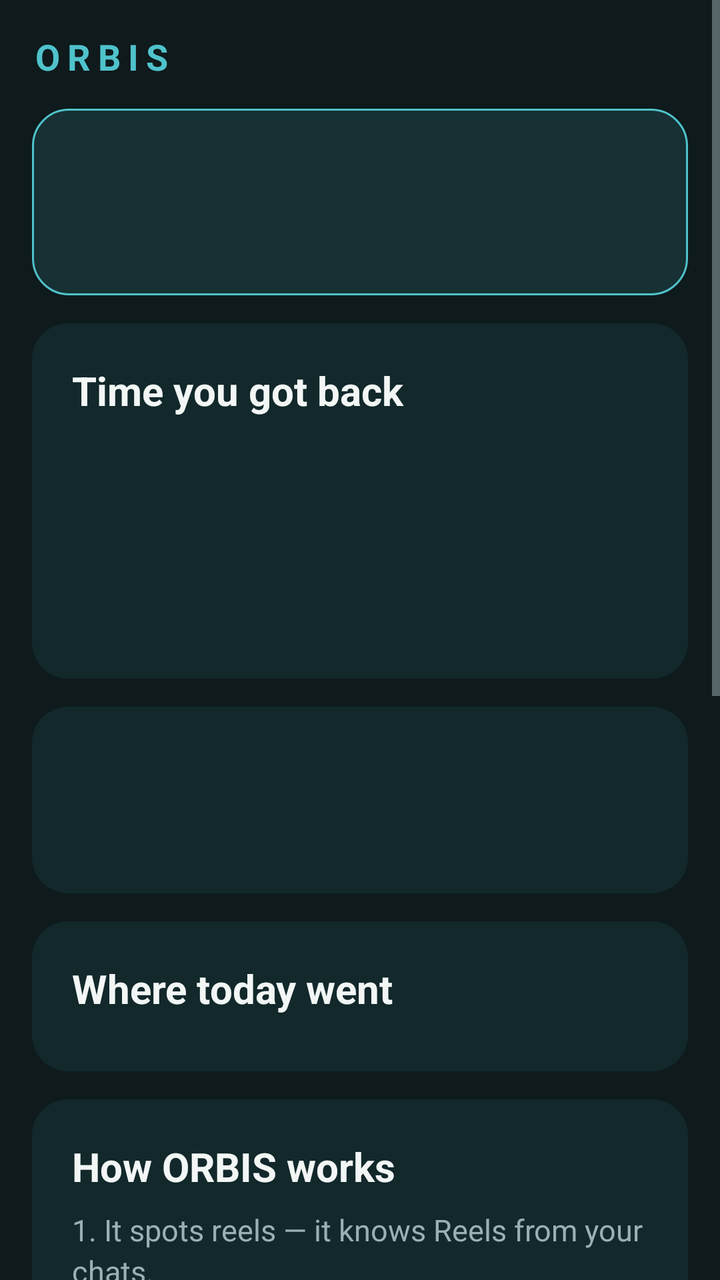
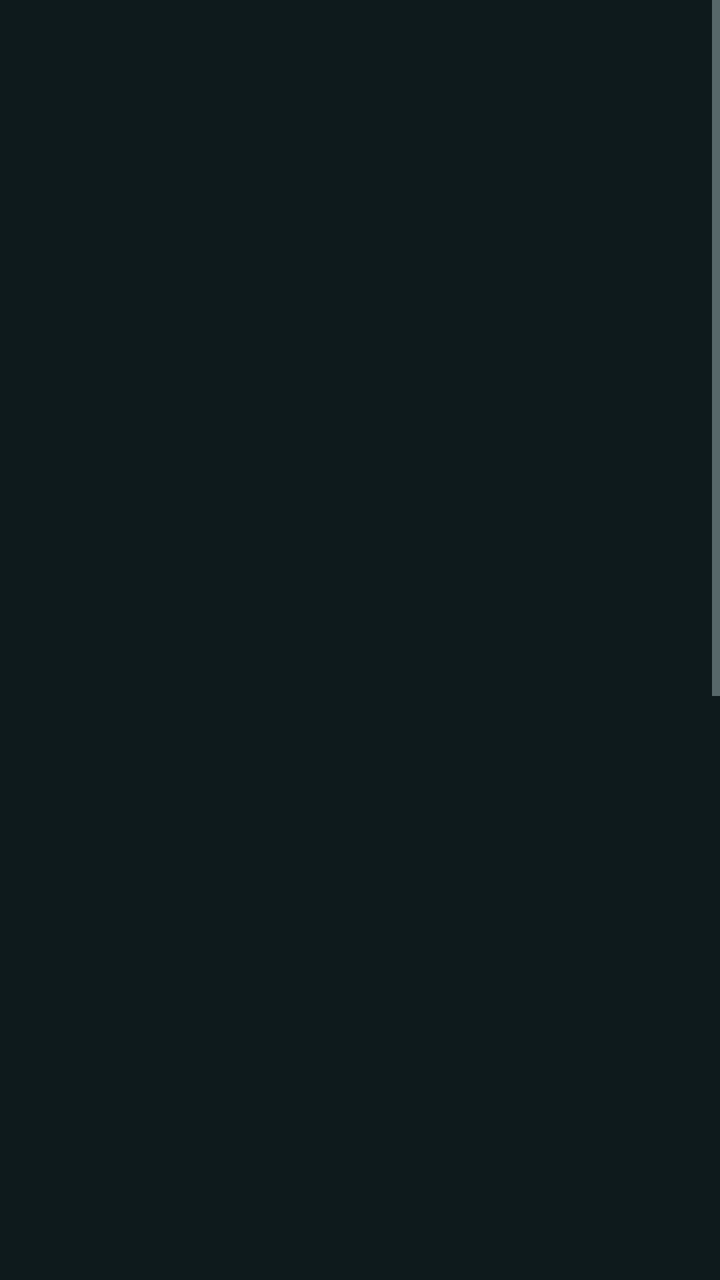

The first picture is an Android layout as it rendered before a commit; the second is the same layout after the commit. The layout source and the unified diff follow.
<!-- AndroidManifest.xml: application theme Theme.ORBISOptimizedResponsibleBrowsingInterventionSystem -->
<!-- res/layout/fragment_home.xml -->
<?xml version="1.0" encoding="utf-8"?>
<ScrollView xmlns:android="http://schemas.android.com/apk/res/android"
    android:layout_width="match_parent"
    android:layout_height="match_parent"
    android:background="@color/orbis_background"
    android:fillViewport="true">

    <LinearLayout
        android:layout_width="match_parent"
        android:layout_height="wrap_content"
        android:orientation="vertical"
        android:padding="@dimen/screen_gutter">

        <TextView
            android:layout_width="wrap_content"
            android:layout_height="wrap_content"
            android:layout_marginBottom="14dp"
            android:letterSpacing="0.2"
            android:text="@string/app_name"
            android:textColor="@color/orbis_accent"
            android:textSize="18sp"
            android:textStyle="bold" />

        
        <LinearLayout
            android:id="@+id/status_card"
            style="@style/OrbisCard"
            android:layout_width="match_parent"
            android:layout_height="wrap_content"
            android:background="@drawable/bg_card_accent">

            <TextView
                android:id="@+id/status_step"
                android:layout_width="wrap_content"
                android:layout_height="wrap_content"
                android:layout_marginBottom="4dp"
                android:textColor="@color/orbis_accent"
                android:textSize="13sp"
                android:visibility="gone" />

            <TextView
                android:id="@+id/status_title"
                style="@style/OrbisTitle"
                android:layout_width="match_parent"
                android:layout_height="wrap_content" />

            <TextView
                android:id="@+id/status_body"
                style="@style/OrbisBody"
                android:layout_width="match_parent"
                android:layout_height="wrap_content"
                android:layout_marginTop="6dp" />

            <Button
                android:id="@+id/status_button"
                android:layout_width="match_parent"
                android:layout_height="wrap_content"
                android:layout_marginTop="14dp"
                android:backgroundTint="@color/orbis_accent"
                android:textColor="@color/orbis_accent_dark"
                android:visibility="gone" />
        </LinearLayout>

        
        <LinearLayout
            style="@style/OrbisCard"
            android:layout_width="match_parent"
            android:layout_height="wrap_content">

            <TextView
                android:id="@+id/reclaimed_title"
                style="@style/OrbisTitle"
                android:layout_width="match_parent"
                android:layout_height="wrap_content"
                android:text="@string/home_time_back_title" />

            <TextView
                android:id="@+id/reclaimed_value"
                style="@style/OrbisHero"
                android:layout_width="wrap_content"
                android:layout_height="wrap_content"
                android:layout_marginTop="4dp" />

            <TextView
                android:id="@+id/reclaimed_body"
                style="@style/OrbisBody"
                android:layout_width="match_parent"
                android:layout_height="wrap_content"
                android:layout_marginTop="4dp" />

            <TextView
                android:id="@+id/streak_teaser"
                android:layout_width="match_parent"
                android:layout_height="wrap_content"
                android:layout_marginTop="10dp"
                android:textColor="@color/orbis_warm"
                android:textSize="14sp" />
        </LinearLayout>

        
        <LinearLayout
            android:id="@+id/week_card"
            style="@style/OrbisCard"
            android:layout_width="match_parent"
            android:layout_height="wrap_content"
            android:visibility="gone">

            <TextView
                style="@style/OrbisTitle"
                android:layout_width="match_parent"
                android:layout_height="wrap_content"
                android:text="@string/home_week_title" />

            <LinearLayout
                android:id="@+id/week_chart"
                android:layout_width="match_parent"
                android:layout_height="110dp"
                android:layout_marginTop="12dp"
                android:baselineAligned="false"
                android:orientation="horizontal" />

            <TextView
                android:id="@+id/week_caption"
                style="@style/OrbisBody"
                android:layout_width="match_parent"
                android:layout_height="wrap_content"
                android:layout_marginTop="10dp" />
        </LinearLayout>

        
        <LinearLayout
            style="@style/OrbisCard"
            android:layout_width="match_parent"
            android:layout_height="wrap_content">

            <TextView
                android:id="@+id/level_title"
                style="@style/OrbisTitle"
                android:layout_width="match_parent"
                android:layout_height="wrap_content" />

            <TextView
                android:id="@+id/level_body"
                style="@style/OrbisBody"
                android:layout_width="match_parent"
                android:layout_height="wrap_content"
                android:layout_marginTop="6dp" />
        </LinearLayout>

        
        <LinearLayout
            style="@style/OrbisCard"
            android:layout_width="match_parent"
            android:layout_height="wrap_content">

            <TextView
                style="@style/OrbisTitle"
                android:layout_width="match_parent"
                android:layout_height="wrap_content"
                android:layout_marginBottom="8dp"
                android:text="@string/home_where_title" />

            <androidx.recyclerview.widget.RecyclerView
                android:id="@+id/usage_list"
                android:layout_width="match_parent"
                android:layout_height="wrap_content"
                android:nestedScrollingEnabled="false" />
        </LinearLayout>

        <LinearLayout
            style="@style/OrbisCard"
            android:layout_width="match_parent"
            android:layout_height="wrap_content">

            <TextView
                style="@style/OrbisTitle"
                android:layout_width="match_parent"
                android:layout_height="wrap_content"
                android:text="@string/home_how_title" />

            <TextView
                style="@style/OrbisBody"
                android:layout_width="match_parent"
                android:layout_height="wrap_content"
                android:layout_marginTop="8dp"
                android:text="@string/home_how_body" />
        </LinearLayout>

        <LinearLayout
            style="@style/OrbisCard"
            android:layout_width="match_parent"
            android:layout_height="wrap_content">

            <TextView
                style="@style/OrbisTitle"
                android:layout_width="match_parent"
                android:layout_height="wrap_content"
                android:text="@string/home_slowed_title" />

            <TextView
                style="@style/OrbisBody"
                android:layout_width="match_parent"
                android:layout_height="wrap_content"
                android:layout_marginTop="8dp"
                android:text="@string/home_slowed_body" />
        </LinearLayout>
    </LinearLayout>
</ScrollView>
<!-- resources referenced by this layout -->
<resources>
  <color name="orbis_accent">#FF4FC2CB</color>
  <color name="orbis_accent_dark">#FF06181A</color>
  <color name="orbis_background">#FF0E1A1C</color>
  <color name="orbis_warm">#FFE8A33D</color>
  <dimen name="screen_gutter">16dp</dimen>
  <!-- drawable bg_card_accent (drawable) -->
  <?xml version="1.0" encoding="utf-8"?>
  <shape xmlns:android="http://schemas.android.com/apk/res/android"
      android:shape="rectangle">
      <solid android:color="@color/orbis_surface_high" />
      <corners android:radius="18dp" />
      <stroke android:width="1dp" android:color="@color/orbis_accent" />
  </shape>
  <string name="app_name">ORBIS</string>
  <string name="home_how_body">1. It spots reels — it knows Reels from your chats.\n\n2. It slows them in bursts — every few seconds the feed is squeezed for a moment, then let go. Enough to break the spell, never enough to break the app.\n\n3. You earn it back — fifteen minutes away from the feed buys five minutes at full speed.</string>
  <string name="home_how_title">How ORBIS works</string>
  <string name="home_slowed_body">Slowed a little: Instagram Reels, YouTube Shorts, Snapchat Spotlight, and those same feeds opened in a browser.\n\nNever touched: WhatsApp — all of it, always. DMs, chats and calls in any app. Instagram Stories and your normal feed. Normal-length YouTube videos. Games, school work, and every other app on your phone.</string>
  <string name="home_slowed_title">What actually gets slowed</string>
  <string name="home_time_back_title">Time you got back</string>
  <string name="home_week_title">Your last 7 days</string>
  <string name="home_where_title">Where today went</string>
  <style name="OrbisBody">
          <item name="android:textColor">@color/orbis_text_muted</item>
          <item name="android:textSize">15sp</item>
          <item name="android:lineSpacingExtra">3dp</item>
      </style>
  <style name="OrbisCard">
          <item name="android:background">@drawable/bg_card</item>
          <item name="android:padding">@dimen/card_padding</item>
          <item name="android:layout_marginBottom">14dp</item>
          <item name="android:orientation">vertical</item>
      </style>
  <style name="OrbisHero">
          <item name="android:textColor">@color/orbis_accent</item>
          <item name="android:textSize">40sp</item>
          <item name="android:textStyle">bold</item>
      </style>
  <style name="OrbisTitle">
          <item name="android:textColor">@color/orbis_text</item>
          <item name="android:textSize">20sp</item>
          <item name="android:textStyle">bold</item>
      </style>
  <style name="Theme.ORBISOptimizedResponsibleBrowsingInterventionSystem" parent="Theme.MaterialComponents.NoActionBar">
          <item name="colorPrimary">@color/orbis_accent</item>
          <item name="colorPrimaryDark">@color/orbis_background</item>
          <item name="colorAccent">@color/orbis_accent</item>
          <item name="android:colorBackground">@color/orbis_background</item>
          <item name="android:textColorPrimary">@color/orbis_text</item>
          <item name="android:textColorSecondary">@color/orbis_text_muted</item>
          <item name="android:statusBarColor">@color/orbis_background</item>
          <item name="android:navigationBarColor">@color/orbis_surface</item>
      </style>
  <color name="orbis_surface_high">#FF163033</color>
  <color name="orbis_text_muted">#FF9BB0B2</color>
  <!-- drawable bg_card (drawable) -->
  <?xml version="1.0" encoding="utf-8"?>
  <shape xmlns:android="http://schemas.android.com/apk/res/android"
      android:shape="rectangle">
      <solid android:color="@color/orbis_surface" />
      <corners android:radius="18dp" />
  </shape>
  <dimen name="card_padding">20dp</dimen>
  <color name="orbis_text">#FFF2F6F5</color>
  <color name="orbis_surface">#FF12282B</color>
</resources>

<!-- the commit's change to res/layout/fragment_home.xml (unified diff, before → after) -->
@@ -8,6 +8,8 @@
     <LinearLayout
         android:layout_width="match_parent"
         android:layout_height="wrap_content"
+        android:animateLayoutChanges="true"
+        android:layoutAnimation="@anim/layout_cards"
         android:orientation="vertical"
         android:padding="@dimen/screen_gutter">
 
